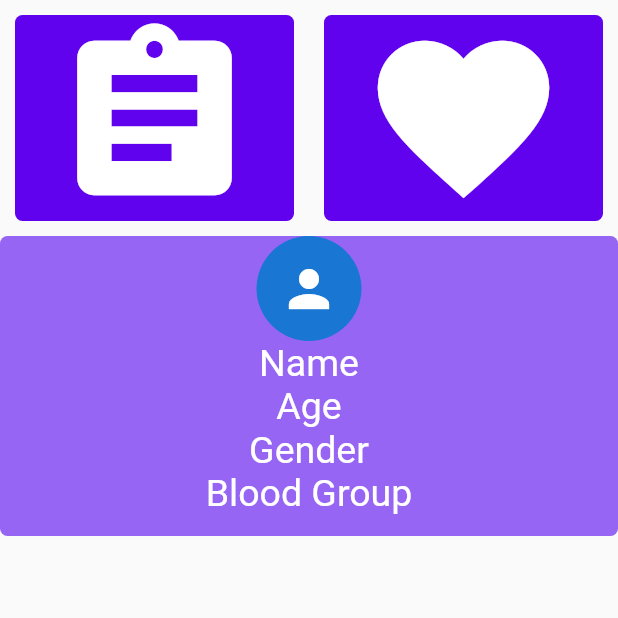
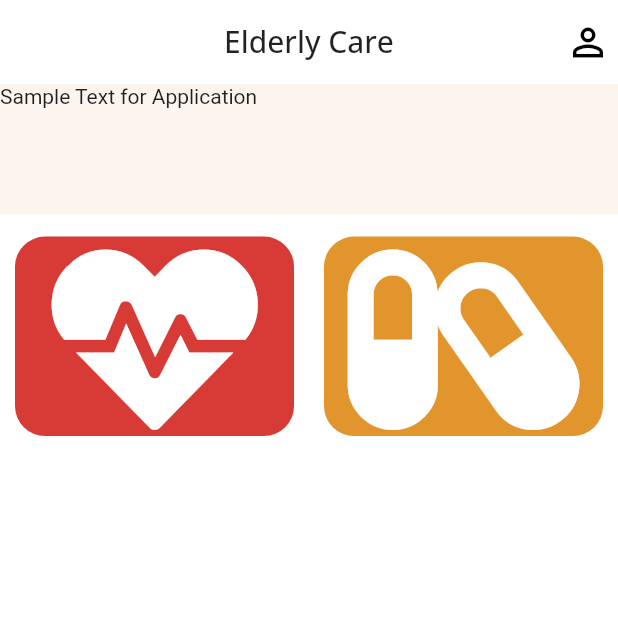
Before and after one commit to adarshbalu/elderly_app, a Flutter app: the screen it shows after launch, on a phone screen of 412 x 824 dp, the top half of it. Run offline on Flutter 3.47's test engine with Material 2 defaults, Android fonts, the light colour scheme and no system bars; our stand-ins replace flutter_spinkit, font_awesome_flutter, google_fonts.

Commit message:
Ui update

```diff
--- a/lib/main.dart
+++ b/lib/main.dart
@@ -12,6 +12,16 @@ class ElderlyApp extends StatelessWidget {
       debugShowCheckedModeBanner: false,
       title: 'Elderly Care',
       home: HomeScreen(),
+      theme: ThemeData(
+        fontFamily: 'OpenSans',
+        scaffoldBackgroundColor: Colors.white,
+        primaryColor: Colors.white,
+        textTheme: TextTheme(
+            display1: TextStyle(
+          color: Colors.black,
+          fontSize: 20.0,
+        )),
+      ),
     );
   }
 }
--- a/lib/screens/home_screen.dart
+++ b/lib/screens/home_screen.dart
@@ -1,5 +1,7 @@
 import 'package:flutter/material.dart';
 import 'package:elderly_app/others/constants.dart';
+import 'package:font_awesome_flutter/font_awesome_flutter.dart';
+import 'package:google_fonts/google_fonts.dart';
 
 class HomeScreen extends StatefulWidget {
   @override
@@ -12,65 +14,60 @@ class _HomeScreenState extends State<HomeScreen> {
     MediaQueryData deviceInfo = MediaQuery.of(context);
     double screenWidth = deviceInfo.size.width;
     double screenHeight = deviceInfo.size.height;
-
+    dimensions(screenHeight, screenWidth);
     return Scaffold(
+      appBar: AppBar(
+        title: Text('Elderly Care'),
+        centerTitle: true,
+        elevation: 0,
+        actions: <Widget>[
+          CircleAvatar(
+            radius: 20,
+            backgroundColor: Colors.white,
+            child: Icon(
+              Icons.perm_identity,
+              size: 30,
+              color: Colors.black,
+            ),
+          )
+        ],
+      ),
       body: ListView(
         children: <Widget>[
           Column(
             children: <Widget>[
+              Column(
+                crossAxisAlignment: CrossAxisAlignment.stretch,
+                children: <Widget>[
+                  Container(
+                    decoration: BoxDecoration(
+                      color: Color(0xfffcf5ee),
+                    ),
+                    margin: EdgeInsets.only(bottom: 5),
+                    child: Text(
+                      'Sample Text for Application',
+                      style: GoogleFonts.roboto(),
+                    ),
+                    height: screenHeight / 9.5,
+                  ),
+                ],
+              ),
               Row(
                 children: <Widget>[
                   Expanded(
                     child: CardButton(
-                      icon: Icons.assignment,
+                      icon: FontAwesomeIcons.heartbeat,
                       size: (screenWidth / 3),
+                      color: Color(0xffD83B36),
                     ),
                   ),
                   Expanded(
                     child: CardButton(
-                      icon: Icons.favorite,
+                      icon: FontAwesomeIcons.capsules,
                       size: (screenWidth / 3),
+                      color: Color(0xffE3952D),
                     ),
                   )
-                ],
-              ),
-              Row(
-                children: <Widget>[
-                  Container(
-                    child: Column(
-                      children: <Widget>[
-                        CircleAvatar(
-                          child: Icon(
-                            Icons.person,
-                            size: 40.0,
-                          ),
-                          radius: 35.0,
-                        ),
-                        Text(
-                          'Name',
-                          style: kProfileTextStyle,
-                        ),
-                        Text(
-                          'Age',
-                          style: kProfileTextStyle,
-                        ),
-                        Text(
-                          'Gender',
-                          style: kProfileTextStyle,
-                        ),
-                        Text(
-                          'Blood Group',
-                          style: kProfileTextStyle,
-                        ),
-                      ],
-                    ),
-                    width: screenWidth,
-                    height: 200.0,
-                    decoration: BoxDecoration(
-                      color: Color(0xff9765F4),
-                      borderRadius: BorderRadius.circular(5.0),
-                    ),
-                  ),
                 ],
               ),
             ],
@@ -89,15 +86,17 @@ class _HomeScreenState extends State<HomeScreen> {
 }
 
 class CardButton extends StatelessWidget {
-  var icon, size;
-  CardButton({this.icon, this.size});
+  var icon, size, color;
+  CardButton({this.icon, this.size, this.color});
 
   @override
   Widget build(BuildContext context) {
     return Container(
+      height: 133,
+      width: 151,
       decoration: BoxDecoration(
-        color: Color(0xff6002EE),
-        borderRadius: BorderRadius.circular(5),
+        color: color,
+        borderRadius: BorderRadius.circular(20),
       ),
       margin: EdgeInsets.all(10.0),
       child: Icon(
@@ -108,3 +107,8 @@ class CardButton extends StatelessWidget {
     );
   }
 }
+
+void dimensions(double a, double b) {
+  print(a);
+  print(b);
+}
```
Also changed, not shown: pubspec.yaml (+5 -4 lines), pubspec.lock.
